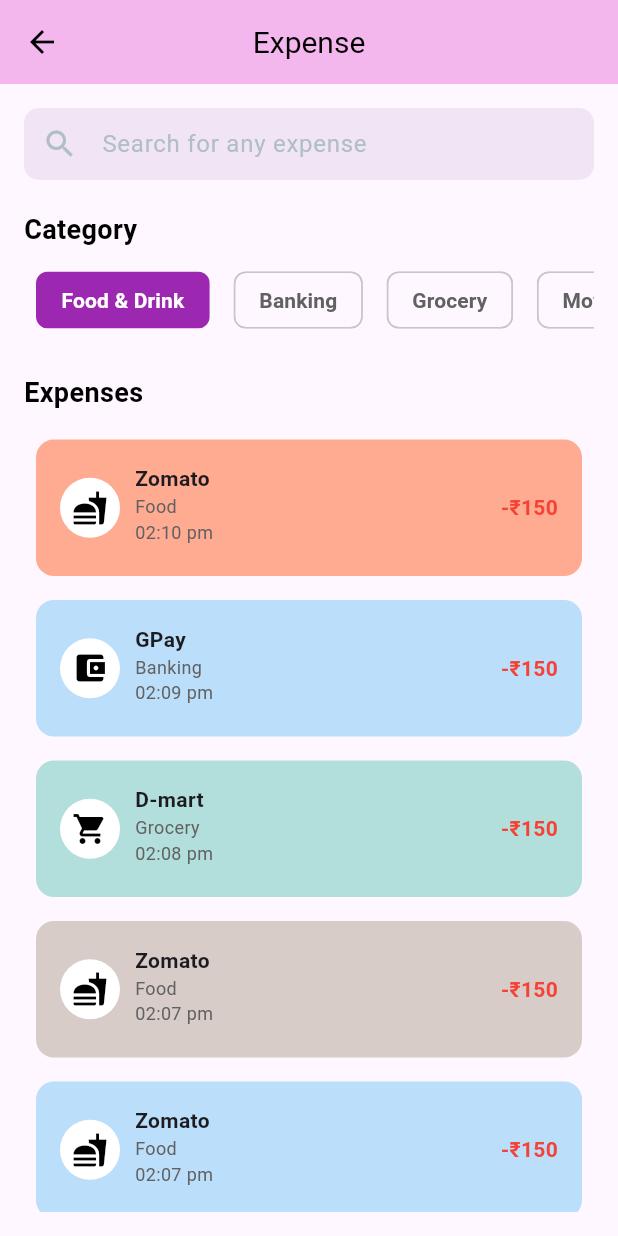
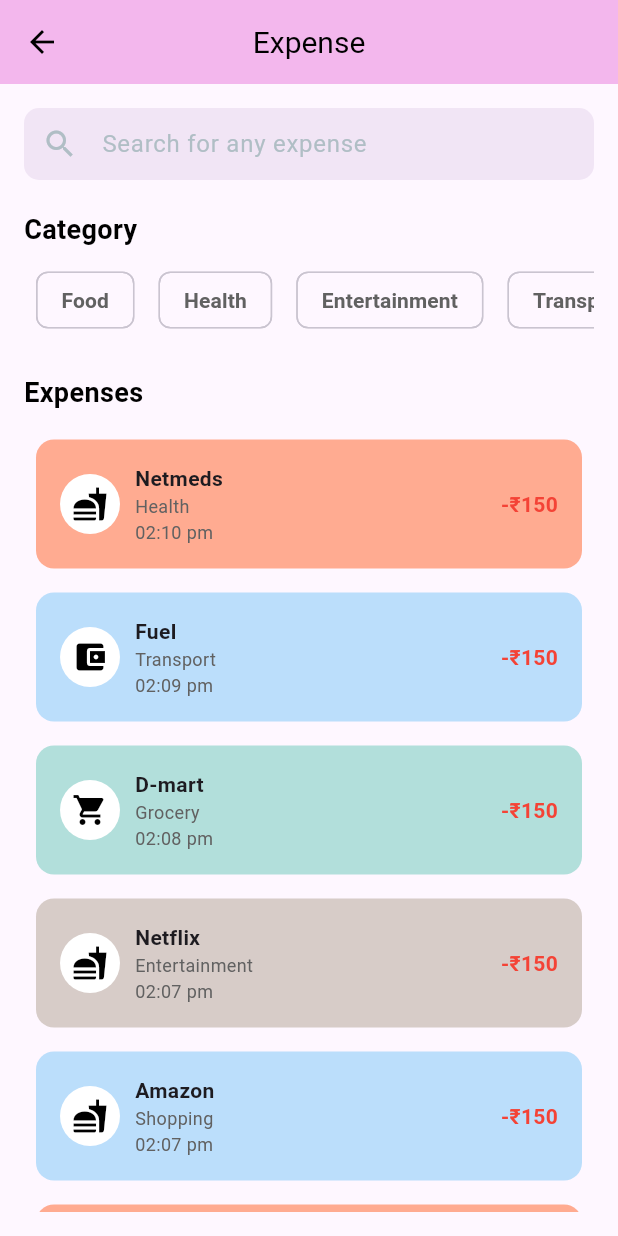
Before and after one commit to anshuvarma/coin_check, a Flutter app: the screen it shows after launch, item 2 of the bottom bar chosen, on a phone screen of 412 x 824 dp. Run offline on Flutter 3.47's test engine with Material 3 defaults, Android fonts, the phone set to English and light mode, and no system bars.

Commit message:
category filter made functional

```diff
--- a/lib/pages/expense_page.dart
+++ b/lib/pages/expense_page.dart
@@ -1,25 +1,29 @@
 import 'package:flutter/material.dart';
 
-// ignore: use_key_in_widget_constructors
 class ExpensePage extends StatefulWidget {
+  const ExpensePage({super.key});
+
   @override
   State<ExpensePage> createState() => _ExpensePageState();
 }
 
 class _ExpensePageState extends State<ExpensePage> {
+  final TextEditingController _searchController = TextEditingController();
+
+  // List of transactions
   final List<Map<String, dynamic>> transactions = [
     {
       'icon': Icons.fastfood,
-      'name': 'Zomato',
-      'category': 'Food',
+      'name': 'Netmeds',
+      'category': 'Health',
       'amount': '-₹150',
       'time': '02:10 pm',
       'color': Colors.deepOrange.shade200,
     },
     {
       'icon': Icons.account_balance_wallet,
-      'name': 'GPay',
-      'category': 'Banking',
+      'name': 'Fuel',
+      'category': 'Transport',
       'amount': '-₹150',
       'time': '02:09 pm',
       'color': Colors.blue.shade100,
@@ -34,16 +38,16 @@
     },
     {
       'icon': Icons.fastfood,
-      'name': 'Zomato',
-      'category': 'Food',
+      'name': 'Netflix',
+      'category': 'Entertainment',
       'amount': '-₹150',
       'time': '02:07 pm',
       'color': Colors.brown.shade100,
     },
     {
       'icon': Icons.fastfood,
-      'name': 'Zomato',
-      'category': 'Food',
+      'name': 'Amazon',
+      'category': 'Shopping',
       'amount': '-₹150',
       'time': '02:07 pm',
       'color': Colors.blue.shade100,
@@ -60,22 +64,36 @@
 
   // List of categories for filters
   final List<String> categories = [
-    'Food & Drink',
-    'Banking',
+    'Food',
+    'Health',
+    'Entertainment',
+    'Transport',
+    'Shopping',
     'Grocery',
-    "Movie"
+    'Others'
   ];
 
   // State variable to keep track of the selected category
-  String selectedCategory = 'Food & Drink';
+  String? selectedCategory; // Initially, no category selected
+
+  // Function to filter transactions based on the selected category
+  List<Map<String, dynamic>> getFilteredTransactions() {
+    if (selectedCategory == null) {
+      // If no category is selected, return all transactions
+      return transactions;
+    } else {
+      // Return transactions that match the selected category
+      return transactions
+          .where((transaction) => transaction['category'] == selectedCategory)
+          .toList();
+    }
+  }
 
   @override
   Widget build(BuildContext context) {
-    // Filter transactions based on selected category
-    // ignore: unused_local_variable
-    List<Map<String, dynamic>> filteredTransactions = transactions
-        .where((transaction) => transaction['category'] == selectedCategory)
-        .toList();
+    // Filtered transactions based on the selected category
+    List<Map<String, dynamic>> filteredTransactions = getFilteredTransactions();
+
     return Scaffold(
       appBar: AppBar(
         backgroundColor: Color.fromARGB(255, 250, 189, 241),
@@ -105,6 +123,12 @@
                 borderRadius: BorderRadius.circular(10),
               ),
               child: TextField(
+                controller: _searchController,
+                onChanged: (value) {
+                  setState(() {
+                    // Optionally, implement search logic here
+                  });
+                },
                 decoration: InputDecoration(
                   border: InputBorder.none,
                   hintText: 'Search for any expense',
@@ -115,7 +139,6 @@
             ),
             SizedBox(height: 20),
 
-            // SizedBox(height: 8),
             Text(
               'Category',
               style: TextStyle(
@@ -127,7 +150,6 @@
             Container(
               padding: EdgeInsets.symmetric(vertical: 10),
               decoration: BoxDecoration(
-                // color: Color.fromARGB(255, 241, 229, 245),
                 borderRadius: BorderRadius.circular(10),
               ),
               child: SingleChildScrollView(
@@ -148,12 +170,11 @@
                         selected: isSelected,
                         onSelected: (bool selected) {
                           setState(() {
-                            selectedCategory = category;
+                            selectedCategory = selected ? category : null;
                           });
                         },
                         selectedColor: Colors.purple,
                         showCheckmark: false,
-                        // backgroundColor: Colors.grey.shade200,
                       ),
                     );
                   }).toList(),
@@ -163,7 +184,6 @@
 
             // Expenses title
             SizedBox(height: 15),
-            // Expenses title
             Text(
               'Expenses',
               style: TextStyle(
@@ -173,24 +193,19 @@
               ),
             ),
             SizedBox(height: 10),
+
             // Expenses list
             Expanded(
-              child: ListView.builder(
-                // gridDelegate: SliverGridDelegateWithFixedCrossAxisCount(
-                //   crossAxisCount: 2, // Number of columns
-                //   crossAxisSpacing: 15, // Horizontal spacing between grid items
-                //   mainAxisSpacing: 15, // Vertical spacing between grid items
-                //   childAspectRatio: 1.5, // Aspect ratio of each grid item
-                // ),
-                itemCount: transactions.length,
+              child: filteredTransactions.isNotEmpty
+                  ? ListView.builder(
+                      itemCount: filteredTransactions.length,
                       itemBuilder: (context, index) {
-                  final transaction = transactions[index];
+                        final transaction = filteredTransactions[index];
                         return Padding(
                           padding: const EdgeInsets.all(8.0),
                           child: Container(
                             decoration: BoxDecoration(
-                        color: transaction[
-                            'color'], // Use the color from the transaction data
+                              color: transaction['color'],
                               borderRadius: BorderRadius.circular(12),
                             ),
                             padding: const EdgeInsets.all(16),
@@ -198,17 +213,20 @@
                               children: [
                                 CircleAvatar(
                                   backgroundColor: Colors.white,
-                            child:
-                                Icon(transaction['icon'], color: Colors.black),
+                                  child: Icon(transaction['icon'],
+                                      color: Colors.black),
                                 ),
                                 SizedBox(width: 10),
                                 Expanded(
                                   child: Row(
-                              mainAxisAlignment: MainAxisAlignment.spaceBetween,
+                                    mainAxisAlignment:
+                                        MainAxisAlignment.spaceBetween,
                                     children: [
                                       Column(
-                                  crossAxisAlignment: CrossAxisAlignment.start,
-                                  mainAxisAlignment: MainAxisAlignment.center,
+                                        crossAxisAlignment:
+                                            CrossAxisAlignment.start,
+                                        mainAxisAlignment:
+                                            MainAxisAlignment.center,
                                         children: [
                                           Text(
                                             transaction['name'],
@@ -231,7 +249,6 @@
                                               color: Colors.grey[700],
                                             ),
                                           ),
-                                    SizedBox(height: 5),
                                         ],
                                       ),
                                       Text(
@@ -249,6 +266,10 @@
                           ),
                         );
                       },
+                    )
+                  : Center(
+                      child: Text(
+                          'No transactions found for the selected category'),
                     ),
             ),
           ],
```
Also changed, not shown: lib/pages/new_transaction_page.dart (+40 -31 lines). Lines whose indentation alone changed are shown as unchanged.
